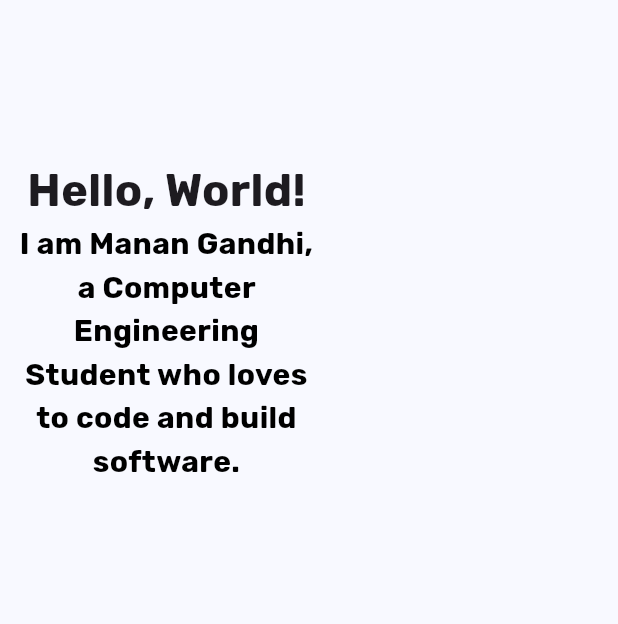
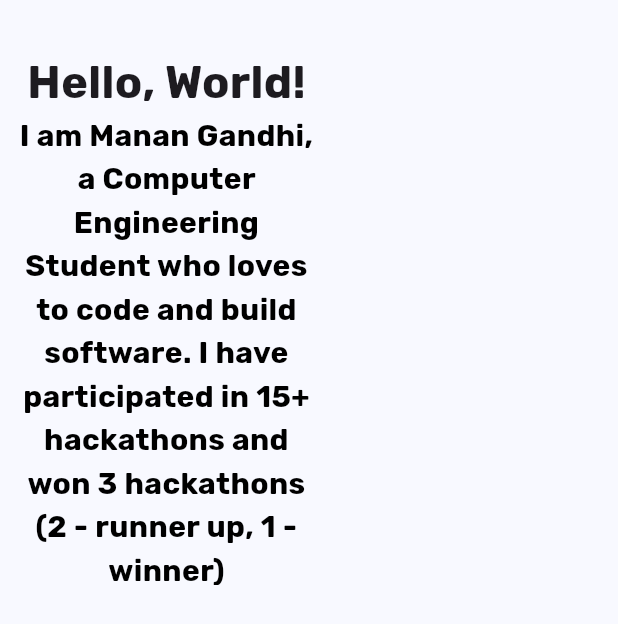
Before and after one commit to MananGandhi1810/Portfolio-Website, a Flutter app: the AboutMe widget shown alone on an empty page, opened directly, on a phone screen of 412 x 824 dp. Shown: the top 624 px of the screen. Run offline on Flutter 3.47's test engine with Material 3 defaults, Android fonts, the phone set to English and light mode, and no system bars; drawn by our look-alikes of shimmer; our stand-ins replace dio, google_fonts, simple_icons; missing offline and left inert: device_frame, starsview.

Commit message:
Update tech in project and about

```diff
--- a/lib/presentation/components/about_me.dart
+++ b/lib/presentation/components/about_me.dart
@@ -52,7 +52,7 @@ class _AboutMeState extends State<AboutMe> {
               highlightColor: context.watch<ColorProvider>().color,
               period: const Duration(milliseconds: 2500),
               child: Text(
-                "I am Manan Gandhi, a Computer Engineering Student who loves to code and build software.",
+                "I am Manan Gandhi, a Computer Engineering Student who loves to code and build software. I have participated in 15+ hackathons and won 3 hackathons (2 - runner up, 1 - winner)",
                 style: TextStyle(
                   fontSize: 20,
                   fontWeight: FontWeight.bold,
--- a/lib/presentation/mobile_screens/projects_page.dart
+++ b/lib/presentation/mobile_screens/projects_page.dart
@@ -156,6 +156,7 @@ class ProjectsPage extends StatelessWidget {
                 'Shadcn/UI',
                 'TLDraw',
                 'SerpAPI',
+                'MongoDB',
               ],
             ),
             ProjectCard(
```
